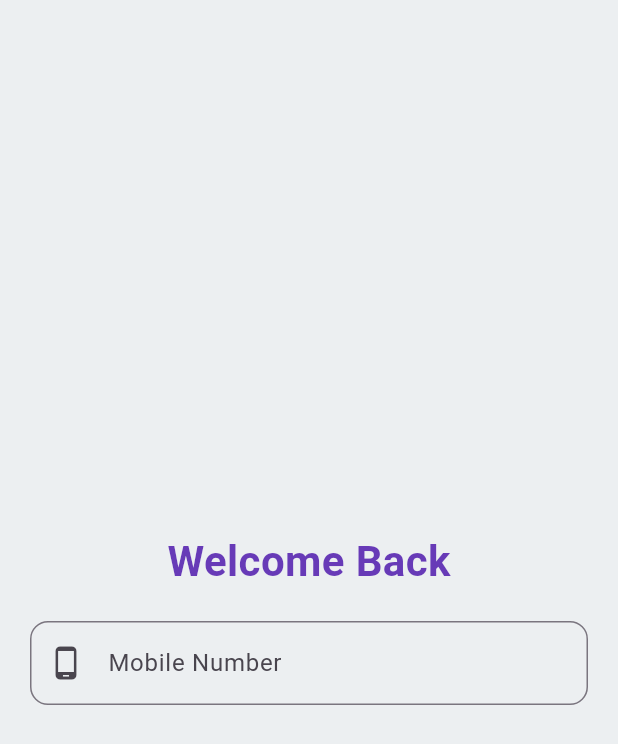
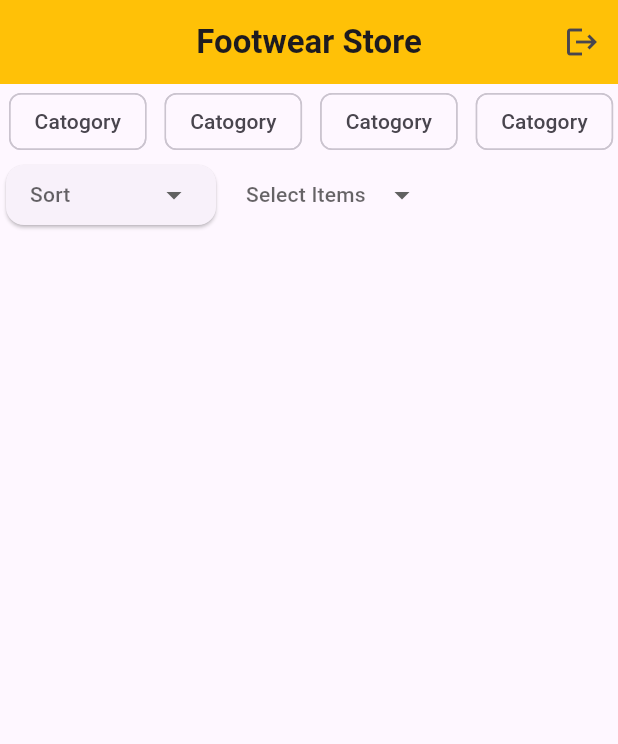
Before and after one commit to SreenathS007/FootwearShop_Client, a Flutter app: the screen it shows after launch, on a phone screen of 412 x 824 dp. Shown: the top 744 px of the screen. Run offline on Flutter 3.47's test engine with Material 3 defaults, Android fonts, the phone set to English and light mode, and no system bars; drawn by our look-alikes of dropdown_button2.

Commit message:
login,register,home pages added

```diff
--- a/lib/main.dart
+++ b/lib/main.dart
@@ -1,5 +1,7 @@
 import 'package:flutter/material.dart';
+import 'package:shopy_client/pages/home_page.dart';
 import 'package:shopy_client/pages/login_page.dart';
+import 'package:shopy_client/pages/register_page.dart';
 
 void main() {
   runApp(const MyApp());
@@ -18,7 +20,7 @@ class MyApp extends StatelessWidget {
         colorScheme: ColorScheme.fromSeed(seedColor: Colors.deepPurple),
         useMaterial3: true,
       ),
-      home: LoginPage(),
+      home: HomePage(),
     );
   }
 }
--- /dev/null
+++ b/lib/pages/home_page.dart
@@ -0,0 +1,55 @@
+import 'package:flutter/material.dart';
+import 'package:shopy_client/widgets/multi_select_drop_down.dart';
+
+import '../widgets/dropdown_button.dart';
+
+class HomePage extends StatelessWidget {
+  const HomePage({super.key});
+
+  @override
+  Widget build(BuildContext context) {
+    return Scaffold(
+      appBar: AppBar(
+        backgroundColor: Colors.amber,
+        centerTitle: true,
+        title: Text(
+          'Footwear Store',
+          style: TextStyle(fontWeight: FontWeight.bold),
+        ),
+        actions: [
+          IconButton(
+            onPressed: () {},
+            icon: Icon(Icons.logout),
+          ),
+        ],
+      ),
+      body: Column(
+        children: [
+          SizedBox(
+            height: 50,
+            child: ListView.builder(
+              scrollDirection: Axis.horizontal,
+              itemCount: 5,
+              itemBuilder: (context, index) {
+                return Padding(
+                  padding: const EdgeInsets.all(6),
+                  child: Chip(label: Text('Catogory')),
+                );
+              },
+            ),
+          ),
+          Row(
+            children: [
+              DropDownBtn(
+                items: ['Rs: Low toHigh', 'Rs: High to Low'],
+                selectedItemText: 'Sort',
+                onSelected: (selected) {},
+              ),
+              MultiSelectDropDown()
+            ],
+          ),
+        ],
+      ),
+    );
+  }
+}
--- /dev/null
+++ b/lib/widgets/dropdown_button.dart
@@ -0,0 +1,58 @@
+import 'package:dropdown_button2/dropdown_button2.dart';
+import 'package:flutter/material.dart';
+
+String? selectedValue;
+
+class DropDownBtn extends StatelessWidget {
+  final List<String> items;
+  final String selectedItemText;
+  final Function(String) onSelected;
+  const DropDownBtn(
+      {super.key,
+      required this.items,
+      required this.selectedItemText,
+      required this.onSelected});
+
+  @override
+  Widget build(BuildContext context) {
+    return Card(
+      child: Center(
+        child: DropdownButtonHideUnderline(
+          child: DropdownButton2<String>(
+            isExpanded: true,
+            hint: Text(
+              selectedItemText,
+              style: TextStyle(
+                fontSize: 14,
+                color: Theme.of(context).hintColor,
+              ),
+            ),
+            items: items
+                .map((String item) => DropdownMenuItem<String>(
+                      value: item,
+                      child: Text(
+                        item,
+                        style: const TextStyle(
+                          fontSize: 14,
+                        ),
+                      ),
+                    ))
+                .toList(),
+            value: selectedValue,
+            onChanged: (String? value) {
+              onSelected(value!);
+            },
+            buttonStyleData: const ButtonStyleData(
+              padding: EdgeInsets.symmetric(horizontal: 16),
+              height: 40,
+              width: 140,
+            ),
+            menuItemStyleData: const MenuItemStyleData(
+              height: 40,
+            ),
+          ),
+        ),
+      ),
+    );
+  }
+}
--- /dev/null
+++ b/lib/widgets/multi_select_drop_down.dart
@@ -0,0 +1,102 @@
+import 'package:dropdown_button2/dropdown_button2.dart';
+import 'package:flutter/material.dart';
+
+class MultiSelectDropDown extends StatelessWidget {
+  final List<String> items = [
+    'Item1',
+    'Item2',
+    'Item3',
+    'Item4',
+  ];
+  List<String> selectedItems = [];
+  MultiSelectDropDown({super.key});
+
+  @override
+  Widget build(BuildContext context) {
+    return Center(
+      child: DropdownButtonHideUnderline(
+        child: DropdownButton2<String>(
+          isExpanded: true,
+          hint: Text(
+            'Select Items',
+            style: TextStyle(
+              fontSize: 14,
+              color: Theme.of(context).hintColor,
+            ),
+          ),
+          items: items.map((item) {
+            return DropdownMenuItem(
+              value: item,
+              //disable default onTap to avoid closing menu when selecting an item
+              enabled: false,
+              child: StatefulBuilder(
+                builder: (context, menuSetState) {
+                  final isSelected = selectedItems.contains(item);
+                  return InkWell(
+                    onTap: () {
+                      isSelected
+                          ? selectedItems.remove(item)
+                          : selectedItems.add(item);
+
+                      menuSetState(() {});
+                    },
+                    child: Container(
+                      height: double.infinity,
+                      padding: const EdgeInsets.symmetric(horizontal: 16.0),
+                      child: Row(
+                        children: [
+                          if (isSelected)
+                            const Icon(Icons.check_box_outlined)
+                          else
+                            const Icon(Icons.check_box_outline_blank),
+                          const SizedBox(width: 16),
+                          Expanded(
+                            child: Text(
+                              item,
+                              style: const TextStyle(
+                                fontSize: 14,
+                              ),
+                            ),
+                          ),
+                        ],
+                      ),
+                    ),
+                  );
+                },
+              ),
+            );
+          }).toList(),
+          //Use last selected item as the current value so if we've limited menu height, it scroll to last item.
+          value: selectedItems.isEmpty ? null : selectedItems.last,
+          onChanged: (value) {},
+          selectedItemBuilder: (context) {
+            return items.map(
+              (item) {
+                return Container(
+                  alignment: AlignmentDirectional.center,
+                  child: Text(
+                    selectedItems.join(', '),
+                    style: const TextStyle(
+                      fontSize: 14,
+                      overflow: TextOverflow.ellipsis,
+                    ),
+                    maxLines: 1,
+                  ),
+                );
+              },
+            ).toList();
+          },
+          buttonStyleData: const ButtonStyleData(
+            padding: EdgeInsets.only(left: 16, right: 8),
+            height: 40,
+            width: 140,
+          ),
+          menuItemStyleData: const MenuItemStyleData(
+            height: 40,
+            padding: EdgeInsets.zero,
+          ),
+        ),
+      ),
+    );
+  }
+}
--- a/pubspec.yaml
+++ b/pubspec.yaml
@@ -37,6 +37,7 @@ dependencies:
   cupertino_icons: ^1.0.6
   firebase_core: ^3.2.0
   cloud_firestore: ^5.1.0
+  dropdown_button2: ^2.3.9
 dev_dependencies:
   flutter_test:
     sdk: flutter
```
Also changed, not shown: lib/pages/login_page.dart (+14 -1 lines), lib/pages/register_page.dart (added, +73 -0 lines), pubspec.lock.
